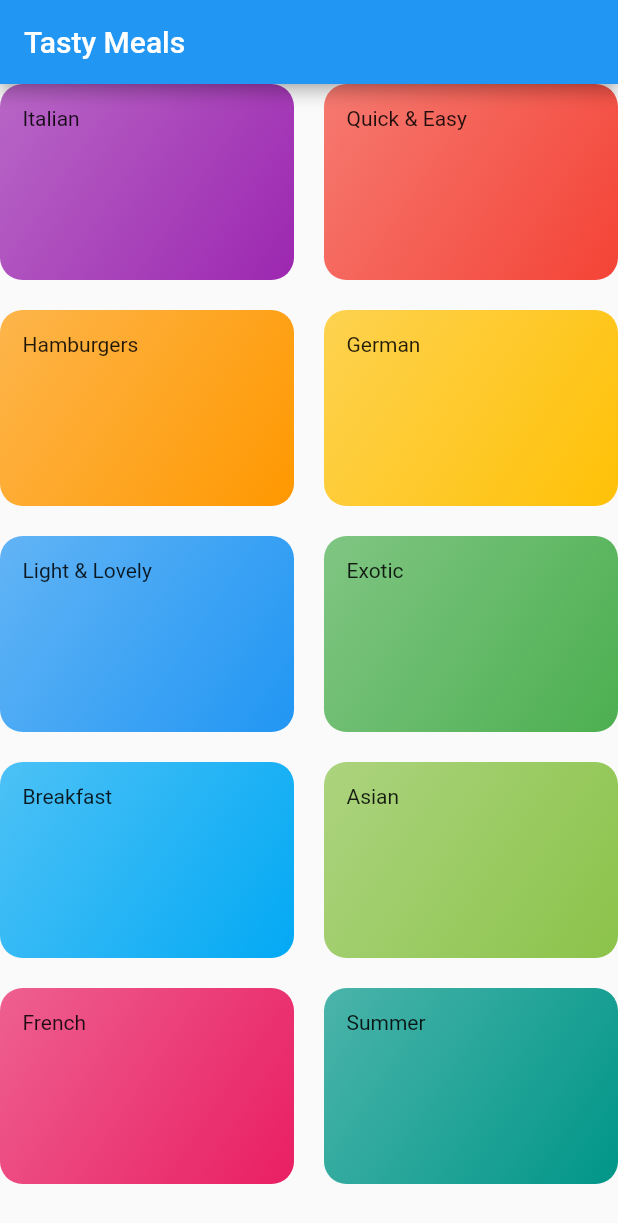
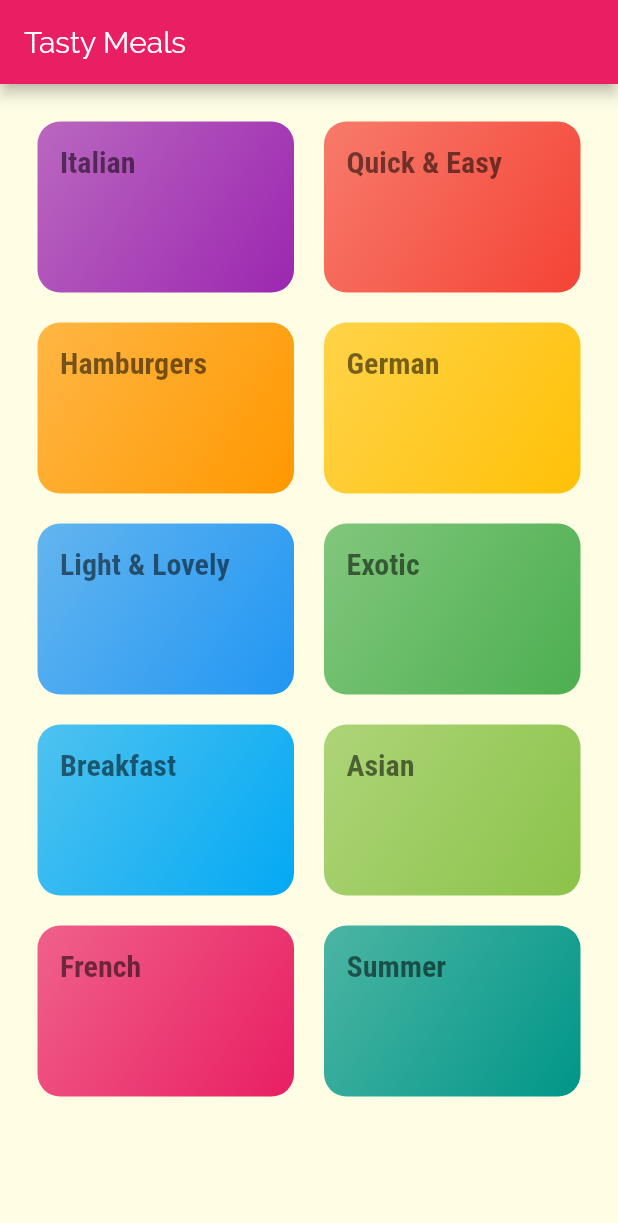
Before and after one commit to MapleSyyrup/Meals_App, a Flutter app: the screen it shows after launch, on a phone screen of 412 x 824 dp. Shown: the top 1223 px of the screen. Run offline on Flutter 3.47's test engine with Material 2 defaults, Android fonts, the phone set to English and light mode, and no system bars.

Commit message:
Styling and Theming - Add styles and theme to the app

```diff
--- a/lib/categories_screen.dart
+++ b/lib/categories_screen.dart
@@ -11,6 +11,7 @@ class CategoriesScreen extends StatelessWidget {
         title: const Text('Tasty Meals'),
       ),
       body: GridView(
+        padding: const EdgeInsets.all(25),
         children: DUMMY_CATEGORIES
             .map(
               (catData) => CategoryItem(
--- a/lib/category_item.dart
+++ b/lib/category_item.dart
@@ -10,7 +10,10 @@ class CategoryItem extends StatelessWidget {
   Widget build(BuildContext context) {
     return Container(
       padding: const EdgeInsets.all(15),
-      child: Text(title),
+      child: Text(
+        title,
+        style: Theme.of(context).textTheme.headline1,
+      ),
       decoration: BoxDecoration(
         gradient: LinearGradient(
           colors: [
--- a/lib/main.dart
+++ b/lib/main.dart
@@ -10,7 +10,21 @@ class MyApp extends StatelessWidget {
     return MaterialApp(
       title: 'Daily Meals',
       theme: ThemeData(
-        primarySwatch: Colors.blue,
+        primarySwatch: Colors.pink,
+        accentColor: Colors.amber,
+        canvasColor: Color.fromRGBO(255, 254, 229, 1),
+        fontFamily: 'Raleway',
+        textTheme: ThemeData.light().textTheme.copyWith(
+          bodyText1: TextStyle(color: Color.fromRGBO(20, 51, 51, 1),
+        ),
+        bodyText2: TextStyle(color: Color.fromRGBO(20, 51, 51, 1),
+        ),
+        headline1: TextStyle(
+          fontSize: 20,
+          fontFamily: 'RobotoCondensed',
+          fontWeight: FontWeight.bold,
+        )
+      ),
       ),
       home: CategoriesScreen(),
     );
```
Also changed, not shown: pubspec.yaml (+17 -6 lines), assets/fonts/Raleway-Black.ttf (added), assets/fonts/Raleway-Bold.ttf (added), assets/fonts/Raleway-Regular.ttf (added), assets/fonts/RobotoCondensed-Bold.ttf (added), assets/fonts/RobotoCondensed-Italic.ttf (added), assets/fonts/RobotoCondensed-Light.ttf (added), assets/fonts/RobotoCondensed-Regular.ttf (added).
